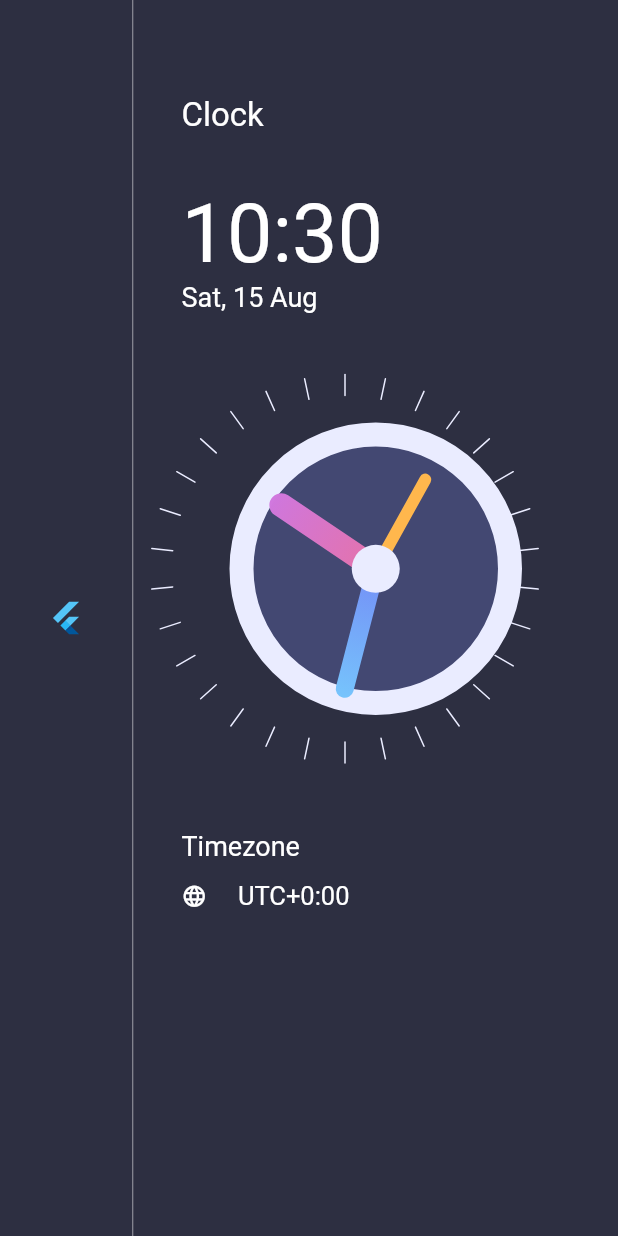
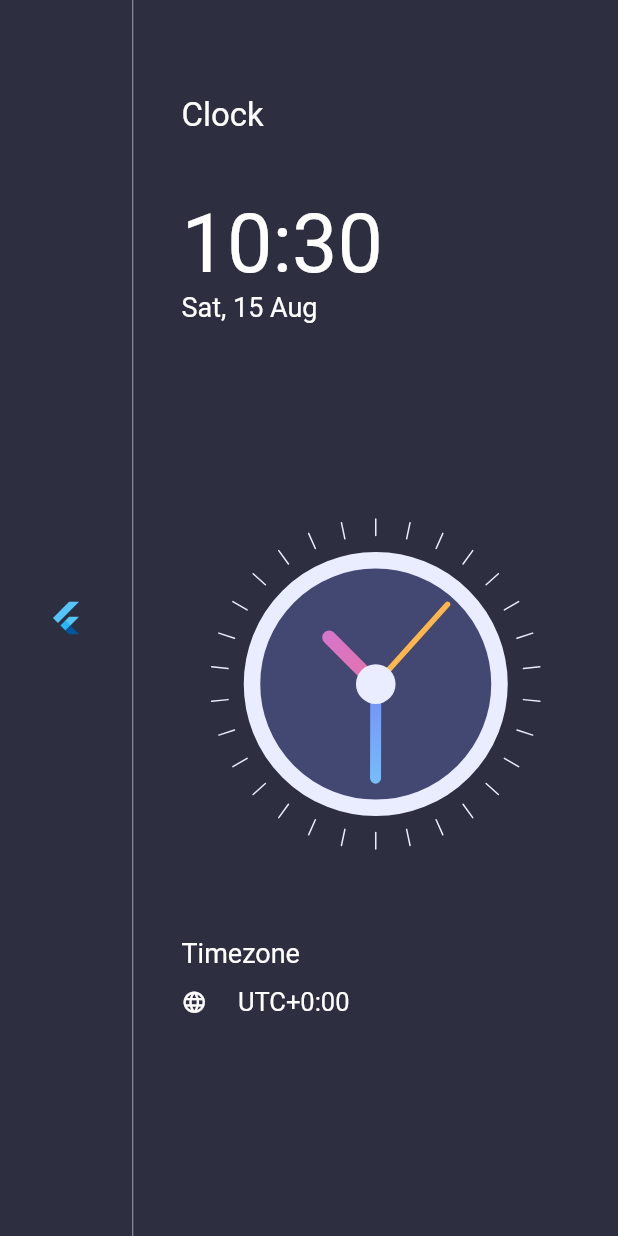
Before and after one commit to nexus-hash/Alarm-App, a Flutter app: the screen it shows after launch, on a phone screen of 412 x 824 dp. Run offline on Flutter 3.47's test engine with Material 2 defaults, Android fonts, the phone set to English and light mode, and no system bars.

Commit message:
Resized Clock wrt Screen Size

```diff
--- a/lib/homepage.dart
+++ b/lib/homepage.dart
@@ -45,30 +45,51 @@ class _HomePageState extends State<HomePage> {
           VerticalDivider(
             color: Colors.white54,width: 1,
           ),
+
             Expanded(
               child: Container(
-
                 padding: EdgeInsets.symmetric(horizontal: 32,vertical: 64),
                 child: Column(
                   crossAxisAlignment: CrossAxisAlignment.start,
                   children: <Widget>[
-                  Text("Clock",
+                    Flexible(
+                      flex: 1,
+                      fit: FlexFit.tight,
+                      child: Text("Clock",
                       style: TextStyle(color: Colors.white,fontSize: 22),
                       ),
-                  SizedBox(
-                    height: MediaQuery.of(context).size.height*.042,
                     ),
+                    Flexible(
+                      flex: 2,
+                      fit: FlexFit.tight,
+                      child: Column(
+                        crossAxisAlignment: CrossAxisAlignment.start,
+                        children: <Widget>[
                           Text(formattedTime,
                             style: TextStyle(color: Colors.white,fontSize: 54),
                           ),
                           Text(formattedDate,
                             style: TextStyle(color: Colors.white,fontSize: 18),
                           ),
+
+                        ],
+                      ),
+                    ),
                     SizedBox(
                       height: MediaQuery.of(context).size.height*.025,
                     ),
-                  RoundClock(),
-                  SizedBox(height: MediaQuery.of(context).size.height*.03,),
+                    Flexible(
+                      flex: 5,
+                        fit: FlexFit.tight,
+                        child: Align(
+                            alignment: Alignment.center,
+                            child: RoundClock(size: 220.0,))),
+                    Flexible(
+                      flex: 2,
+                      fit: FlexFit.tight,
+                      child: Column(
+                        crossAxisAlignment: CrossAxisAlignment.start,
+                        children: <Widget>[
                           Text("Timezone",
                             style: TextStyle(color: Colors.white,fontSize: 18),
                           ),
@@ -88,7 +109,12 @@ class _HomePageState extends State<HomePage> {
                         ],
                       ),
                     ),
+
+                  ],
                 ),
+              ),
+            ),
+
         ],
       ),
     );
```
Also changed, not shown: lib/clock_round.dart (+30 -26 lines). Lines whose indentation alone changed are shown as unchanged.
